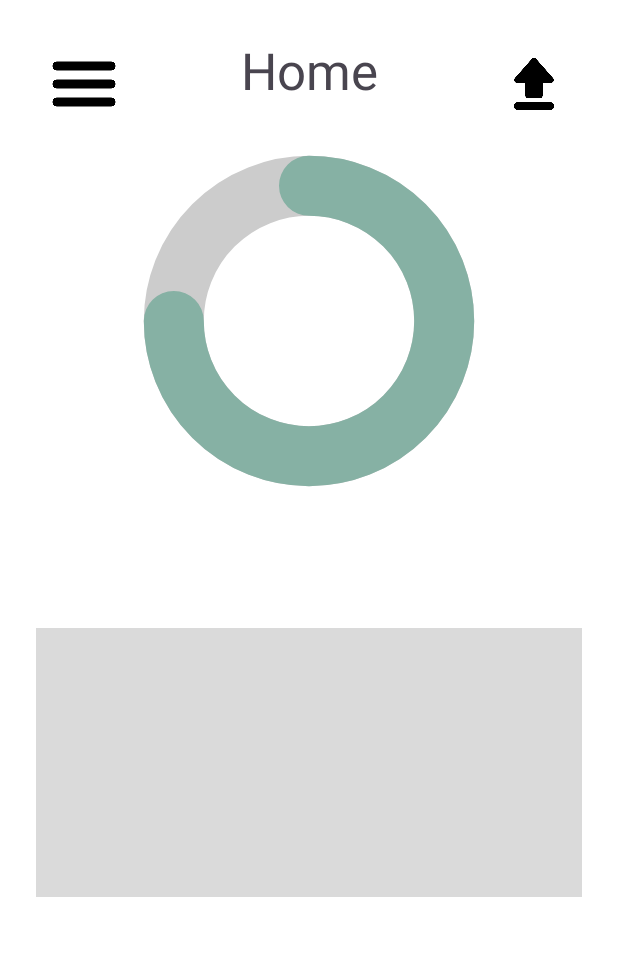
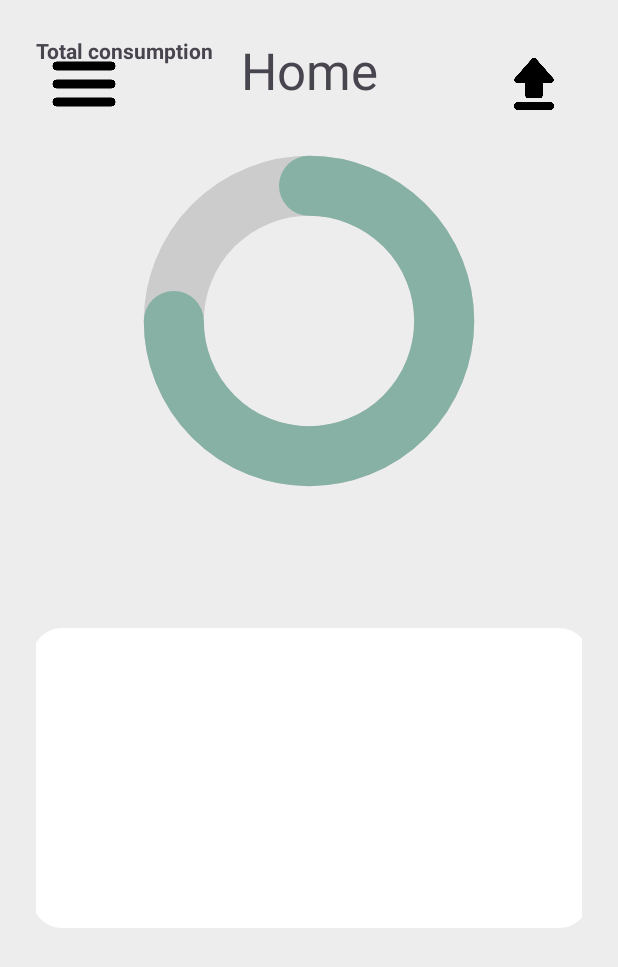
Before and after one commit to VaccaMario/Optiwatt_AI, an Android app: the HomeActivity screen opened directly, with no data from a screen before it, on a phone screen of 412 x 824 dp. Shown: the top 967 px of the screen. Run offline under Robolectric (Android 15) with nearby library versions, the phone set to English and light mode, and no system bars.

Commit message:
Colori background e aggiunta xml per shape circolare, modifica home e text

```diff
--- /dev/null
+++ b/app/src/main/res/drawable/stilecircolare.xml
@@ -0,0 +1,6 @@
+<?xml version="1.0" encoding="utf-8"?>
+<shape xmlns:android="http://schemas.android.com/apk/res/android"
+    android:shape="rectangle">
+    <solid android:color="#FFFFFF" />
+    <corners android:radius="20dp" />
+</shape>
--- a/app/src/main/res/layout/activity_home.xml
+++ b/app/src/main/res/layout/activity_home.xml
@@ -21,6 +21,7 @@
         <androidx.constraintlayout.widget.ConstraintLayout
             android:layout_width="match_parent"
             android:layout_height="wrap_content"
+            android:background="#ededed"
             android:padding="24dp">
 
             <TextView
@@ -41,8 +42,8 @@
                 android:layout_marginStart="8dp"
                 android:layout_marginTop="8dp"
                 android:clickable="true"
+                android:contentDescription="@string/menu_button_desc"
                 android:focusable="true"
-                android:contentDescription="@string/menu_button_desc"
                 android:src="@drawable/menu"
                 app:layout_constraintStart_toStartOf="parent"
                 app:layout_constraintTop_toTopOf="parent" />
@@ -59,9 +60,9 @@
             <View
                 android:id="@+id/view"
                 android:layout_width="371dp"
-                android:layout_height="179dp"
+                android:layout_height="200dp"
                 android:layout_marginTop="92dp"
-                android:background="#DADADA"
+                android:background="@drawable/stilecircolare"
                 app:layout_constraintEnd_toEndOf="parent"
                 app:layout_constraintStart_toStartOf="parent"
                 app:layout_constraintTop_toBottomOf="@id/ringChart" />
@@ -76,6 +77,15 @@
                 app:layout_constraintEnd_toEndOf="parent"
                 app:layout_constraintTop_toTopOf="parent"
                 app:srcCompat="@drawable/uploadbutton" />
+
+            <TextView
+                android:id="@+id/textView"
+                android:layout_width="wrap_content"
+                android:layout_height="wrap_content"
+                android:text="Total consumption"
+                android:textStyle="bold"
+                tools:layout_editor_absoluteX="22dp"
+                tools:layout_editor_absoluteY="436dp" />
 
         </androidx.constraintlayout.widget.ConstraintLayout>
     </androidx.core.widget.NestedScrollView>
```
